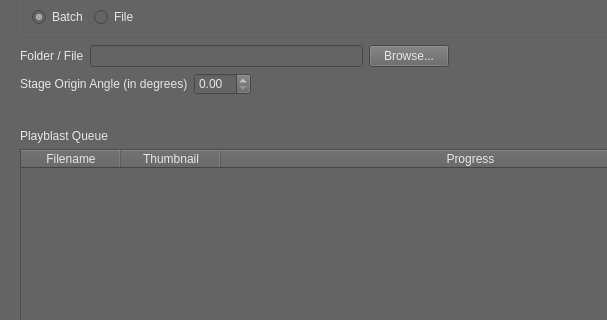
First picture: the form in ui/devilsRoto_ui.ui, repository SleepDeprivedVFX/FBX_Editor, before the edit; both pictures show x 0 to 607 and y 84 to 404 of the 741 by 558 pixel window.
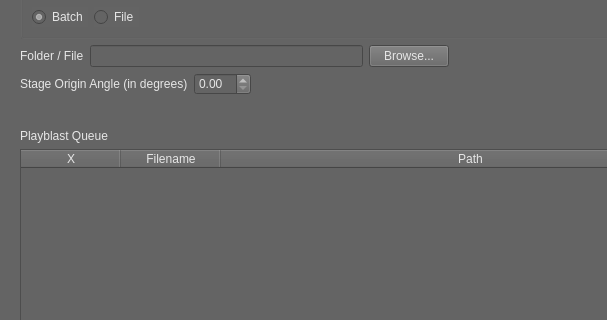
Second picture: the form after the edit. The open tabs and pages were chosen to show the change.

Commit message: Fixed the headers and updated the header names

What changed in the file:
```diff
--- a/ui/devilsRoto_ui.ui
+++ b/ui/devilsRoto_ui.ui
@@ -266,19 +266,28 @@
            <attribute name="verticalHeaderStretchLastSection">
             <bool>true</bool>
            </attribute>
+           <column>
+            <property name="text">
+             <string>X</string>
+            </property>
+            <property name="toolTip">
+             <string>&lt;html&gt;&lt;head/&gt;&lt;body&gt;&lt;p&gt;&lt;span style=&quot; font-weight:600; color:#0c0c0c;&quot;&gt;Export (X)&lt;/span&gt;&lt;/p&gt;&lt;p&gt;&lt;span style=&quot; color:#0c0c0c;&quot;&gt;When checked, the file will be processed.&lt;/span&gt;&lt;/p&gt;&lt;/body&gt;&lt;/html&gt;</string>
+            </property>
+           </column>
            <column>
             <property name="text">
              <string>Filename</string>
             </property>
-           </column>
-           <column>
-            <property name="text">
-             <string>Thumbnail</string>
+            <property name="toolTip">
+             <string>&lt;html&gt;&lt;head/&gt;&lt;body&gt;&lt;p&gt;&lt;span style=&quot; font-weight:600; color:#0c0c0c;&quot;&gt;Filename&lt;/span&gt;&lt;/p&gt;&lt;p&gt;&lt;span style=&quot; color:#0c0c0c;&quot;&gt;Name of the file to be processed.&lt;/span&gt;&lt;/p&gt;&lt;/body&gt;&lt;/html&gt;</string>
             </property>
            </column>
            <column>
             <property name="text">
-             <string>Progress</string>
+             <string>Path</string>
+            </property>
+            <property name="toolTip">
+             <string>&lt;html&gt;&lt;head/&gt;&lt;body&gt;&lt;p&gt;&lt;span style=&quot; font-weight:600; color:#0c0c0c;&quot;&gt;Path&lt;/span&gt;&lt;/p&gt;&lt;p&gt;&lt;span style=&quot; color:#0c0c0c;&quot;&gt;The Path of the original file.&lt;/span&gt;&lt;/p&gt;&lt;/body&gt;&lt;/html&gt;</string>
             </property>
            </column>
           </widget>
```
Left out of the diff: 5 changed lines with no effect on the pictures. The commit also changes 2 other files.
